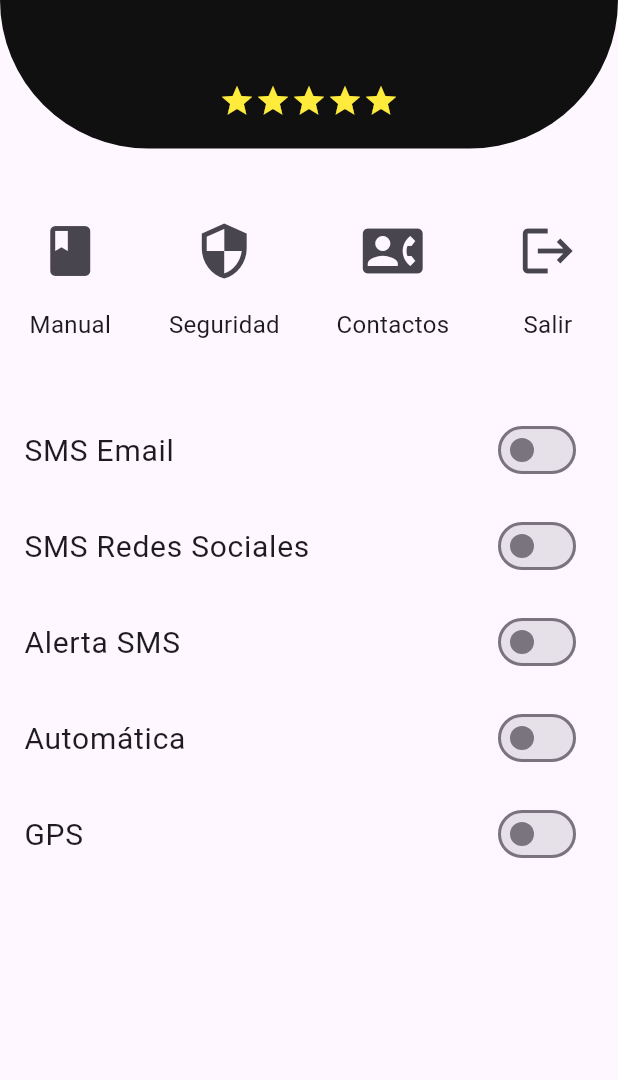
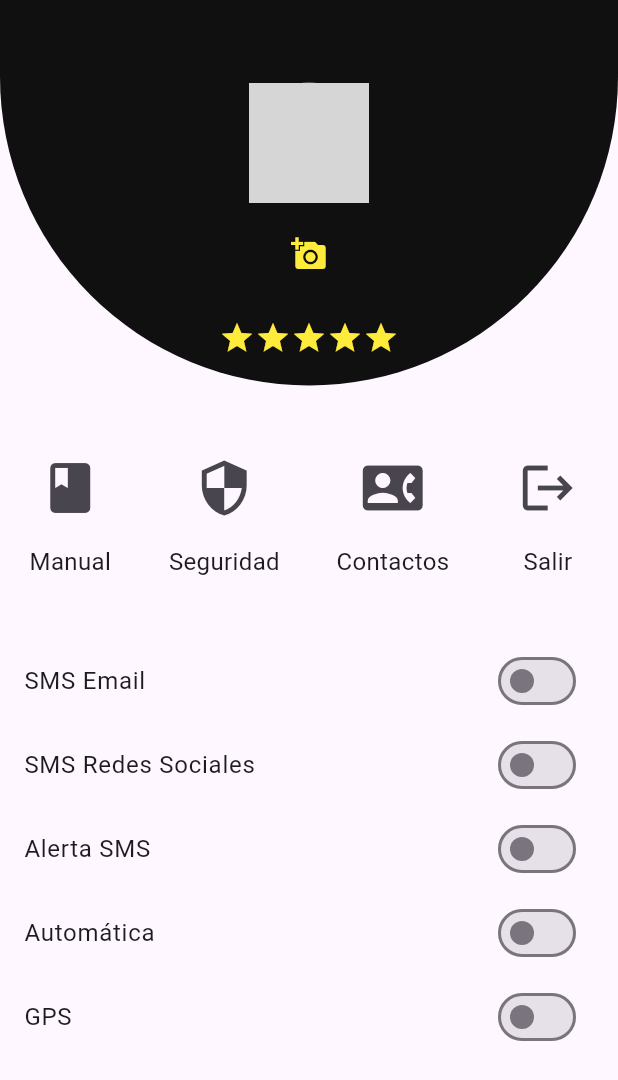
Before and after one commit to sambayoyo/Proyecto_movil, a Flutter app: the Settings screen opened directly, on a phone screen of 412 x 824 dp. Shown: the top 1080 px of the screen. Run offline on Flutter 3.47's test engine with Material 3 defaults, Android fonts, the light colour scheme and no system bars; our stand-ins replace curved_navigation_bar, google_fonts, image_picker, shared_preferences; accounts and stored records are empty; grey boxes are pictures that could not be loaded.

Commit message:
ya esta listo pa la foto

```diff
--- a/lib/Widgets/Settings.dart
+++ b/lib/Widgets/Settings.dart
@@ -1,9 +1,32 @@
+import 'dart:io';
+
 import 'package:flutter/material.dart';
+import 'package:flutter_application_1/Widgets/OptionsManager.dart';
+import 'package:image_picker/image_picker.dart';
 import 'package:shared_preferences/shared_preferences.dart';
 import 'loginpage.dart';
 import 'setting_cont/contacts.dart';
 
-class Settings extends StatelessWidget {
+class Settings extends StatefulWidget {
+  @override
+  _SettingsState createState() => _SettingsState();
+}
+
+class _SettingsState extends State<Settings> {
+  File? _image;
+
+  Future<void> _pickImage() async {
+    final pickedFile = await ImagePicker().getImage(source: ImageSource.gallery);
+
+    setState(() {
+      if (pickedFile != null) {
+        _image = File(pickedFile.path);
+      } else {
+        print('No image selected.');
+      }
+    });
+  }
+
   @override
   Widget build(BuildContext context) {
     return SafeArea(
@@ -27,6 +50,23 @@
                       mainAxisAlignment: MainAxisAlignment.center,
                       children: [
                         SizedBox(height: 35),
+                        Column(
+                          children: [
+                            CircleAvatar(
+                              radius: 40,
+                              backgroundImage: _image != null
+                                  ? FileImage(_image!)
+                                  : AssetImage('assets/profile.jpg') as ImageProvider,
+                              backgroundColor: Colors.grey,
+                            ),
+                            SizedBox(height: 10),
+                            IconButton(
+                              icon: Icon(Icons.add_a_photo, color: Colors.yellow, size: 24),
+                              onPressed: _pickImage,
+                            ),
+                          ],
+                        ),
+                        SizedBox(height: 20),
                         Row(
                           mainAxisAlignment: MainAxisAlignment.center,
                           children: [
@@ -65,8 +105,7 @@
                               builder: (context) => ContactosEScreen()));
                     }),
                     _buildIconButton(Icons.logout, 'Salir', () async {
-                      SharedPreferences prefs =
-                          await SharedPreferences.getInstance();
+                      SharedPreferences prefs = await SharedPreferences.getInstance();
                       await prefs.remove('emergency_contacts');
                       await prefs.remove('userData');
 
@@ -113,61 +152,23 @@
   }
 }
 
-class OptionItem extends StatefulWidget {
-  final String title;
-
-  OptionItem({required this.title});
-
-  @override
-  _OptionItemState createState() => _OptionItemState();
-}
-
-class _OptionItemState extends State<OptionItem> {
-  late bool _isEnabled;
-
-  @override
-  void initState() {
-    super.initState();
-    _loadOptionState();
+  Widget _buildIconButton(IconData icon, String text, Function()? onPressed) {
+    return Column(
+      children: [
+        IconButton(
+          icon: Icon(icon, size: 40),
+          onPressed: onPressed,
+        ),
+        SizedBox(height: 10),
+        Text(
+          text,
+          style: TextStyle(fontSize: 16),
+        ),
+      ],
+    );
   }
 
-  Future<void> _loadOptionState() async {
-    SharedPreferences prefs = await SharedPreferences.getInstance();
-    setState(() {
-      _isEnabled = prefs.getBool(widget.title) ?? false;
-    });
-  }
 
-  Future<void> _saveOptionState(bool value) async {
-    SharedPreferences prefs = await SharedPreferences.getInstance();
-    await prefs.setBool(widget.title, value);
-  }
-
-  @override
-  Widget build(BuildContext context) {
-    return ListTile(
-      title: Row(
-        mainAxisAlignment: MainAxisAlignment.spaceBetween,
-        children: <Widget>[
-          Text(
-            widget.title,
-            style: TextStyle(fontSize: 20),
-          ),
-          Switch(
-            value: _isEnabled,
-            activeColor: Color(0xFFEF315D),
-            onChanged: (value) {
-              setState(() {
-                _isEnabled = value;
-              });
-              _saveOptionState(value);
-            },
-          ),
-        ],
-      ),
-    );
-  }
-}
 
 class ManualUsuarioScreen extends StatelessWidget {
   @override
@@ -199,7 +200,7 @@
 class ConsejosSeguridadScreen extends StatelessWidget {
   @override
   Widget build(BuildContext context) {
-    var confidencial;
+
     return Scaffold(
       appBar: AppBar(
         title: Text('Consejos de Seguridad'),
--- a/pubspec.yaml
+++ b/pubspec.yaml
@@ -30,6 +30,7 @@
 dependencies:
   flutter:
     sdk: flutter
+  image_picker: ^0.8.4+4
 
   shared_preferences: ^2.0.6
   # La siguiente línea también tiene una fuente para shared_preferences
```
Also changed, not shown: pubspec.lock, 5 other files.
